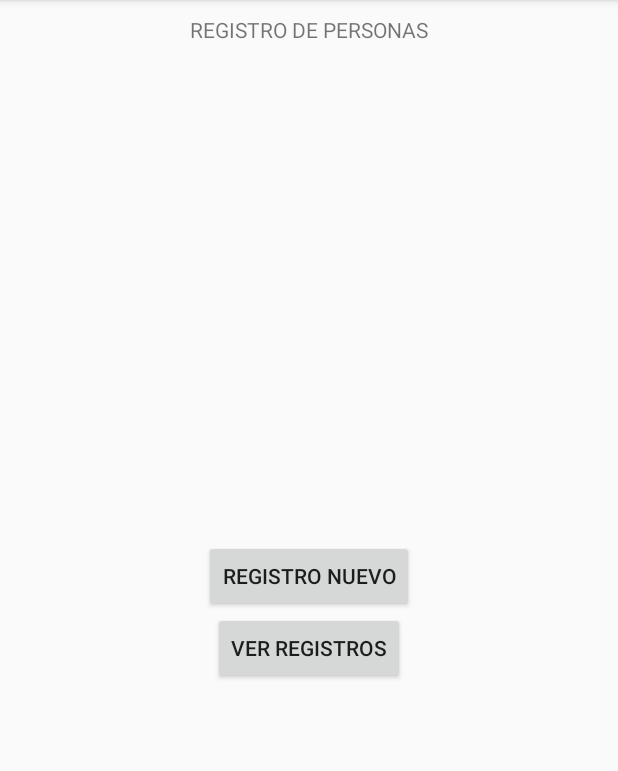
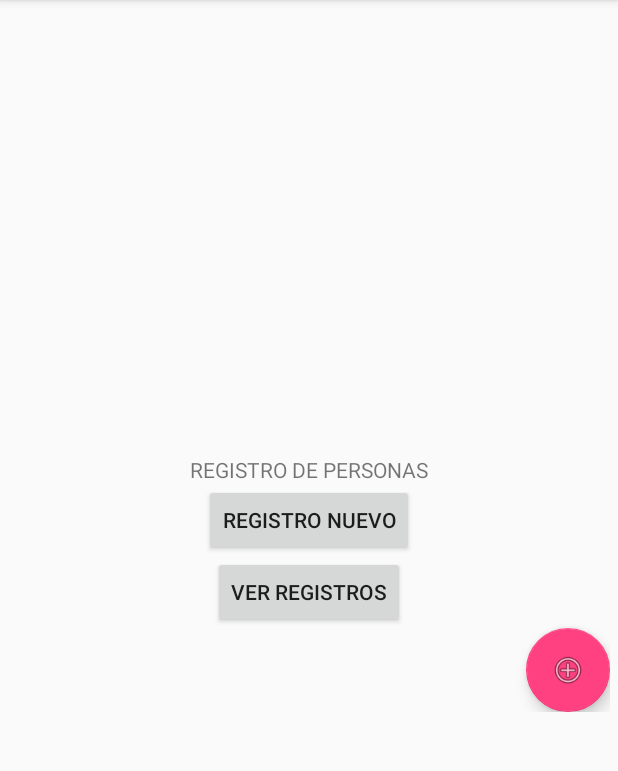
Before and after one commit to vloxomire/sqlite_listview_recyclerview, an Android app: the screen it shows after launch (Principal), on a phone screen of 412 x 824 dp, the part 84-855 px from its top. Run offline under Robolectric (Android 15) with nearby library versions, the phone set to English and light mode, and no system bars.

Commit message:
Para el elemento floar es necesario implementar     implementation 'com.android.support:design:2x.x.x'
Hay que utiloizar el layout CoordinatorLayout y el componente floatingActionButton

```diff
--- a/app/build.gradle
+++ b/app/build.gradle
@@ -22,6 +22,7 @@ dependencies {
     implementation fileTree(dir: 'libs', include: ['*.jar'])
     implementation 'com.android.support:appcompat-v7:27.1.1'
     implementation 'com.android.support.constraint:constraint-layout:1.1.2'
+    implementation 'com.android.support:design:27.1.1'
     testImplementation 'junit:junit:4.12'
     androidTestImplementation 'com.android.support.test:runner:1.0.2'
     androidTestImplementation 'com.android.support.test.espresso:espresso-core:3.0.2'
--- a/app/src/main/java/com/example/itmaster/sqlpractica1/Interfaz/Principal.java
+++ b/app/src/main/java/com/example/itmaster/sqlpractica1/Interfaz/Principal.java
@@ -1,5 +1,6 @@
 package com.example.itmaster.sqlpractica1.Interfaz;
 
+import android.support.design.widget.FloatingActionButton;
 import android.support.v7.app.AppCompatActivity;
 import android.os.Bundle;
 import android.widget.Button;
@@ -17,14 +18,14 @@ public class Principal extends AppCompatActivity {
     private Button BtnRegistrar, BtnVerRegistros;
     private EditText Nombre, Apellido, DNI, Calle, Altura, PisoDto, Telefono;
     private com.example.itmaster.sqlpractica1.Models.Persona Persona;
-
+    private FloatingActionButton floatingActionButton;
 
 
     @Override
     protected void onCreate(Bundle savedInstanceState) {
         super.onCreate(savedInstanceState);
         setContentView(R.layout.activity_principal);
-
+        floatingActionButton = findViewById(R.id.floatinActionButton);
         BtnRegistrar = findViewById(R.id.BtnRegistrar);
         BtnVerRegistros = findViewById(R.id.BtnVerRegistros);
 
@@ -34,6 +35,7 @@ public class Principal extends AppCompatActivity {
         listenerBtnVerRegistros = new ListenerBtnVerRegistros(this);
         BtnVerRegistros.setOnClickListener(listenerBtnVerRegistros);
 
+        floatingActionButton.setOnClickListener(listenerBtnRegistrar);
 
 
     }
--- a/app/src/main/res/layout/activity_principal.xml
+++ b/app/src/main/res/layout/activity_principal.xml
@@ -1,37 +1,47 @@
 <?xml version="1.0" encoding="utf-8"?>
-<RelativeLayout xmlns:android="http://schemas.android.com/apk/res/android"
-    xmlns:app="http://schemas.android.com/apk/res-auto"
-    xmlns:tools="http://schemas.android.com/tools"
+<android.support.design.widget.CoordinatorLayout xmlns:android="http://schemas.android.com/apk/res/android"
+    android:id="@+id/coordinatorLayout"
     android:layout_width="match_parent"
-    android:layout_height="match_parent">
+    android:layout_height="match_parent"
+    android:paddingBottom="5sp"
+    android:paddingLeft="5sp"
+    android:paddingRight="5sp"
+    android:paddingTop="5sp">
+
+    <LinearLayout
+        android:layout_width="match_parent"
+        android:layout_height="wrap_content"
+        android:gravity="center_horizontal"
+        android:layout_gravity="center_horizontal|center_vertical"
+        android:orientation="vertical">
 
         <TextView
             android:layout_width="match_parent"
             android:layout_height="wrap_content"
+            android:layout_marginTop="10dp"
             android:text="REGISTRO DE PERSONAS"
-        android:layout_centerHorizontal="true"
-        android:textAlignment="center"
-        android:layout_marginTop="10dp"/>
+            android:textAlignment="center" />
 
         <Button
-
+            android:id="@+id/BtnRegistrar"
             android:layout_width="wrap_content"
             android:layout_height="wrap_content"
-        android:layout_centerHorizontal="true"
-        android:text="REGISTRO NUEVO"
-        android:id="@+id/BtnRegistrar"
-
-        android:layout_centerInParent="true"/>
+            android:layout_centerInParent="true"
+            android:text="REGISTRO NUEVO" />
 
         <Button
-
+            android:id="@+id/BtnVerRegistros"
             android:layout_width="wrap_content"
             android:layout_height="wrap_content"
-        android:layout_centerHorizontal="true"
-        android:text="VER REGISTROS"
-        android:id="@+id/BtnVerRegistros"
-        android:layout_below="@id/BtnRegistrar"/>
+            android:layout_below="@id/BtnRegistrar"
+            android:text="VER REGISTROS" />
+        <android.support.design.widget.FloatingActionButton
+            android:id="@+id/floatinActionButton"
+            android:layout_gravity="bottom|right"
+            android:layout_width="wrap_content"
+            android:layout_height="wrap_content"
+            android:src="@android:drawable/ic_menu_add" />
+    </LinearLayout>
 
 
-
-</RelativeLayout>
+</android.support.design.widget.CoordinatorLayout>
```
Lines whose indentation alone changed are shown as unchanged.
